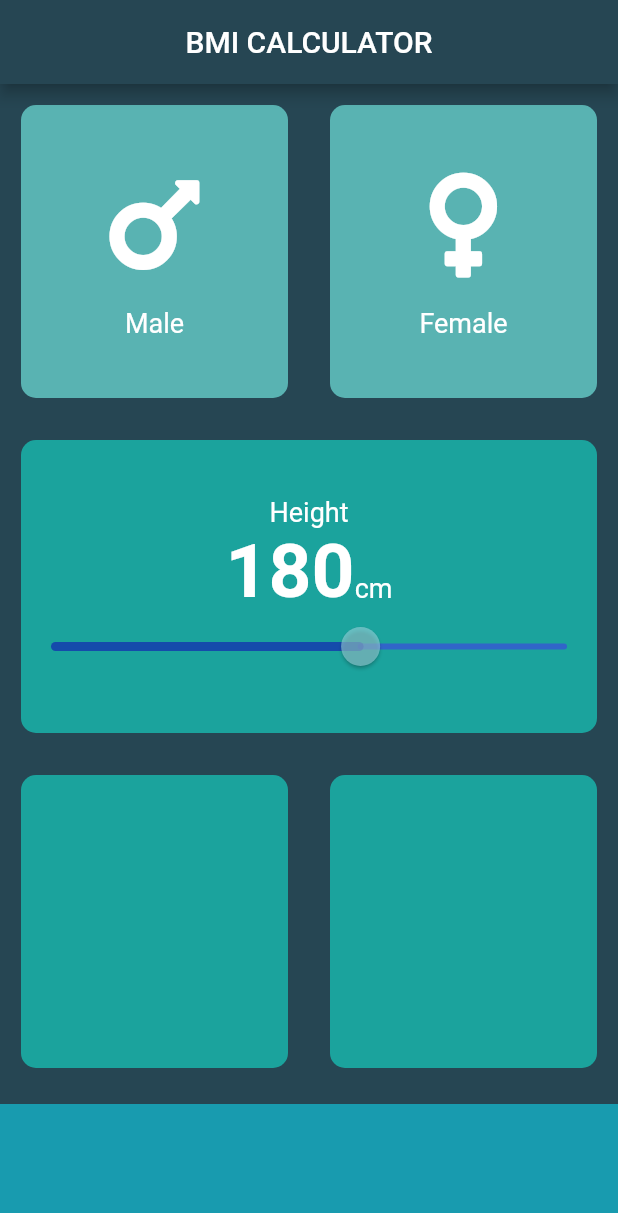
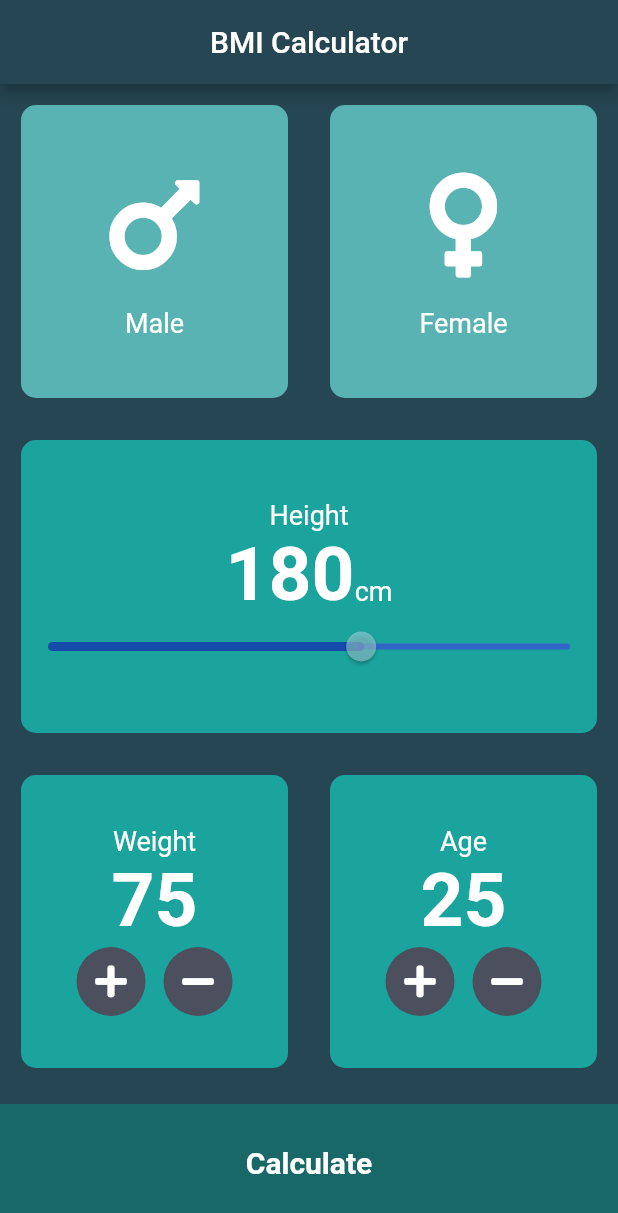
Before and after one commit to NahidHasanLimon/bmi_calculator_flutter, a Flutter app: the screen it shows after launch, on a phone screen of 412 x 824 dp. Shown: the top 1213 px of the screen. Run offline on Flutter 3.47's test engine with Material 2 defaults, Android fonts, the phone set to English and light mode, and no system bars; our stand-ins replace font_awesome_flutter.

```diff
--- /dev/null
+++ b/lib/calculator.dart
@@ -0,0 +1,32 @@
+import 'dart:math';
+
+class CalculatorBrain {
+  CalculatorBrain({this.height, this.weight});
+  final int height;
+  final int weight;
+  double _bmi;
+  String calculateBMI() {
+    _bmi = weight / pow(height / 100, 2);
+    return _bmi.toStringAsFixed(1);
+  }
+
+  String getResult() {
+    if (_bmi >= 25) {
+      return 'Over Weight';
+    } else if (_bmi > 18.5) {
+      return 'Normal';
+    } else {
+      return 'Under Weight';
+    }
+  }
+
+  String getInterpretation() {
+    if (_bmi >= 25) {
+      return 'You are a fucking fat guy. Bhai tor dohai lage.';
+    } else if (_bmi > 18.5) {
+      return 'You have a normal body weight. Good Job!';
+    } else {
+      return 'You Have Lower Than normal body weight. Eat & Chill Mat.';
+    }
+  }
+}
--- /dev/null
+++ b/lib/components/calculate_button.dart
@@ -0,0 +1,31 @@
+import 'package:flutter/material.dart';
+import '../constants.dart';
+
+class CalculateButton extends StatelessWidget {
+  final Function onTap;
+  final String buttonTitle;
+  CalculateButton({@required this.onTap, @required this.buttonTitle});
+
+  @override
+  Widget build(BuildContext context) {
+    return GestureDetector(
+      onTap: onTap,
+      child: Container(
+        color: Color(0xFF196868),
+        margin: EdgeInsets.only(top: 10.0),
+        padding: EdgeInsets.only(bottom: 10.0),
+        width: double.infinity,
+        height: kBottomContainerHeight,
+        child: Center(
+          child: Text(
+            buttonTitle,
+            style: TextStyle(
+              fontWeight: FontWeight.bold,
+              fontSize: 20.0,
+            ),
+          ),
+        ),
+      ),
+    );
+  }
+}
--- a/lib/inner_icon_content.dart
+++ b/lib/components/inner_icon_content.dart
@@ -1,5 +1,5 @@
 import 'package:flutter/material.dart';
-import 'constants.dart';
+import '../constants.dart';
 
 class InnerIconContent extends StatelessWidget {
   final IconData iconName;
--- /dev/null
+++ b/lib/components/round_icon_button.dart
@@ -0,0 +1,24 @@
+import 'package:flutter/material.dart';
+
+class RoundIconButton extends StatelessWidget {
+  final IconData icon;
+  final Function onPressedWeight;
+  RoundIconButton({@required this.icon, @required this.onPressedWeight});
+  @override
+  Widget build(BuildContext context) {
+    return RawMaterialButton(
+      child: Icon(icon),
+      // shape: RoundedRectangleBorder(
+      //   borderRadius: BorderRadius.circular(12.0),
+      // ),
+      shape: CircleBorder(),
+      onPressed: onPressedWeight,
+      elevation: 0.0,
+      constraints: BoxConstraints.tightFor(
+        width: 46.0,
+        height: 46.0,
+      ),
+      fillColor: Color(0xFF4C4F5E),
+    );
+  }
+}
--- a/lib/main.dart
+++ b/lib/main.dart
@@ -1,6 +1,6 @@
 import 'package:flutter/material.dart';
 
-import 'input_page.dart';
+import 'screens/input_page.dart';
 
 void main() => runApp(BMICalculator());
 
--- a/lib/input_page.dart
+++ b/lib/screens/input_page.dart
@@ -1,8 +1,13 @@
+import 'package:bmi_calculator/calculator.dart';
+import 'package:bmi_calculator/screens/results_page.dart';
 import 'package:flutter/material.dart';
 import 'package:font_awesome_flutter/font_awesome_flutter.dart';
-import 'inner_icon_content.dart';
-import 'reusable_containerCard.dart';
-import 'constants.dart';
+import '../components/inner_icon_content.dart';
+import '../components/reusable_containerCard.dart';
+import '../constants.dart';
+import 'results_page.dart';
+import '../components/calculate_button.dart';
+import '../components/round_icon_button.dart';
 
 enum Gender {
   male,
@@ -17,29 +22,13 @@ class InputPage extends StatefulWidget {
 class _InputPageState extends State<InputPage> {
   Gender selectedGender;
   int sliderHeight = 180;
-  // Color maleCardColor = activeContainerCardColor;
-  // Color femaleCardColor = inactiveContainerCardColor;
-  // void updateCardColor(Gender selectedGender) {
-  //   print(selectedGender);
-  // selectedGender == Gender.Male
-  //     ? maleCardColor = activeContainerCardColor
-  //     : femaleCardColor = inactiveContainerCardColor;
-  // selectedGender == Gender.Female
-  //     ? maleCardColor = inactiveContainerCardColor
-  //     : femaleCardColor = activeContainerCardColor;
-  // maleCardColor = selectedGender == Gender.male
-  //     ? activeContainerCardColor
-  //     : inactiveContainerCardColor;
-  // femaleCardColor = selectedGender == Gender.female
-  //     ? activeContainerCardColor
-  //     : inactiveContainerCardColor;
-  // }
-
+  int weight = 75;
+  int age = 25;
   @override
   Widget build(BuildContext context) {
     return Scaffold(
       appBar: AppBar(
-        title: Center(child: Text('BMI CALCULATOR')),
+        title: kAppTitleStyle,
       ),
       body: Column(
         crossAxisAlignment: CrossAxisAlignment.stretch,
@@ -113,10 +102,10 @@ class _InputPageState extends State<InputPage> {
                       inactiveTrackColor: kSliderInactiveColor,
                       overlayColor: kSliderOverLayColor,
                       thumbShape: RoundSliderThumbShape(
-                        enabledThumbRadius: 13.0,
+                        enabledThumbRadius: 10.0,
                       ),
                       overlayShape: RoundSliderOverlayShape(
-                        overlayRadius: 20,
+                        overlayRadius: 18,
                       ),
                     ),
                     child: Slider(
@@ -141,21 +130,105 @@ class _InputPageState extends State<InputPage> {
               child: Row(
             children: [
               Expanded(
-                child: ReUsableContainerCard(colorP: kActiveContainerCardColor),
+                child: ReUsableContainerCard(
+                  colorP: kActiveContainerCardColor,
+                  cardChild: Column(
+                    mainAxisAlignment: MainAxisAlignment.center,
+                    children: [
+                      Text(
+                        'Weight',
+                        style: kLabelTextStyle,
+                      ),
+                      Text(
+                        weight.toString(),
+                        style: kNumberTextStyle,
+                      ),
+                      Row(
+                          mainAxisAlignment: MainAxisAlignment.center,
+                          children: [
+                            RoundIconButton(
+                              icon: FontAwesomeIcons.plus,
+                              onPressedWeight: () {
+                                setState(() {
+                                  weight++;
+                                });
+                              },
+                            ),
+                            SizedBox(
+                              width: 10.0,
+                            ),
+                            RoundIconButton(
+                              icon: FontAwesomeIcons.minus,
+                              onPressedWeight: () {
+                                setState(() {
+                                  weight--;
+                                });
+                              },
+                            ),
+                          ]),
+                    ],
+                  ),
+                ),
               ),
               Expanded(
                 child: ReUsableContainerCard(
                   colorP: kActiveContainerCardColor,
+                  cardChild: Column(
+                    mainAxisAlignment: MainAxisAlignment.center,
+                    children: [
+                      Text(
+                        'Age',
+                        style: kLabelTextStyle,
+                      ),
+                      Text(
+                        age.toString(),
+                        style: kNumberTextStyle,
+                      ),
+                      Row(
+                          mainAxisAlignment: MainAxisAlignment.center,
+                          children: [
+                            RoundIconButton(
+                              icon: FontAwesomeIcons.plus,
+                              onPressedWeight: () {
+                                setState(() {
+                                  age++;
+                                });
+                              },
+                            ),
+                            SizedBox(
+                              width: 10.0,
+                            ),
+                            RoundIconButton(
+                              icon: FontAwesomeIcons.minus,
+                              onPressedWeight: () {
+                                setState(() {
+                                  age--;
+                                });
+                              },
+                            ),
+                          ]),
+                    ],
+                  ),
                 ),
               ),
             ],
           )),
-          Container(
-            color: kBottomContainerColor,
-            margin: EdgeInsets.fromLTRB(0.0, 10.0, 0.0, 0.0),
-            width: double.infinity,
-            height: kBottomContainerHeight,
-          )
+          CalculateButton(
+            buttonTitle: 'Calculate',
+            onTap: () {
+              CalculatorBrain calb =
+                  CalculatorBrain(height: sliderHeight, weight: weight);
+              Navigator.push(
+                  context,
+                  MaterialPageRoute(
+                    builder: (context) => ResultsPage(
+                      bmiResult: calb.calculateBMI(),
+                      bmiResultText: calb.getResult(),
+                      bmiResultInterpretation: calb.getInterpretation(),
+                    ),
+                  ));
+            },
+          ),
         ],
       ),
       // floatingActionButton: FloatingActionButton(
```
Also changed, not shown: lib/constants.dart (+21 -0 lines), lib/screens/results_page.dart (added, +68 -0 lines), lib/components/reusable_containerCard.dart (renamed from lib/reusable_containerCard.dart), 1 other file.
